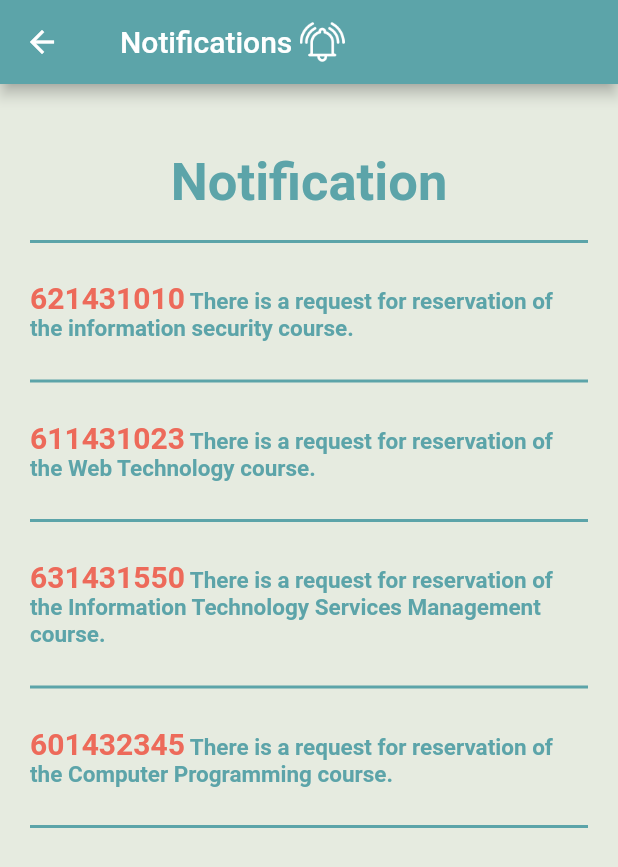
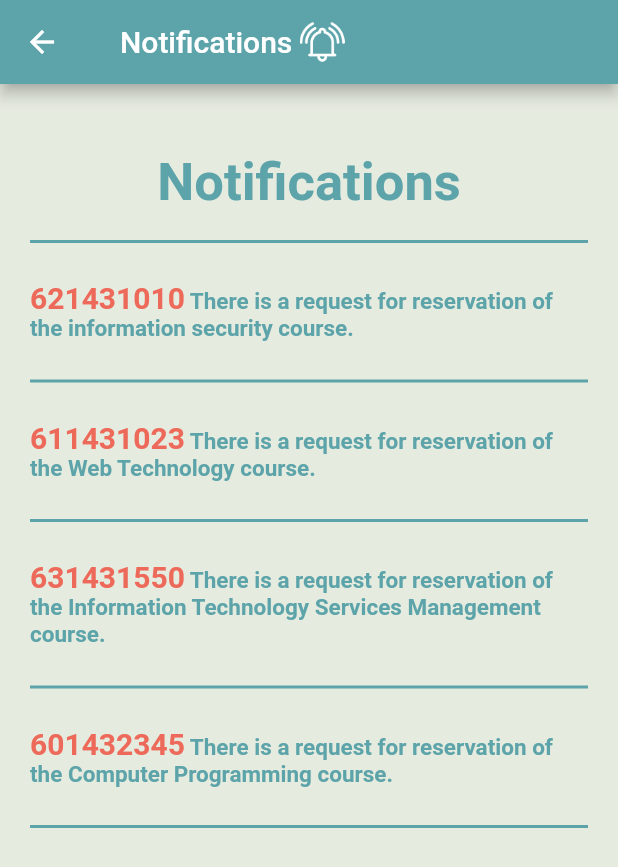
Before and after one commit to robbanee77/flutter_application_1, a Flutter app: the notioff screen opened directly, on a phone screen of 412 x 824 dp. Shown: the top 867 px of the screen. Run offline on Flutter 3.47's test engine with Material 2 defaults, Android fonts, the phone set to English and light mode, and no system bars; our stand-ins replace firebase_auth, firebase_core; accounts and stored records are empty.

Commit message:
Update notioff.dart

```diff
--- a/lib/screen/notioff.dart
+++ b/lib/screen/notioff.dart
@@ -35,7 +35,7 @@ class _notioffState extends State<notioff> {
               padding:
                   EdgeInsets.only(top: 45, bottom: 18, left: 20, right: 20),
               child: Text(
-                'Notification',
+                'Notifications',
                 style: TextStyle(
                   fontSize: 35,
                   fontWeight: FontWeight.bold,
```
